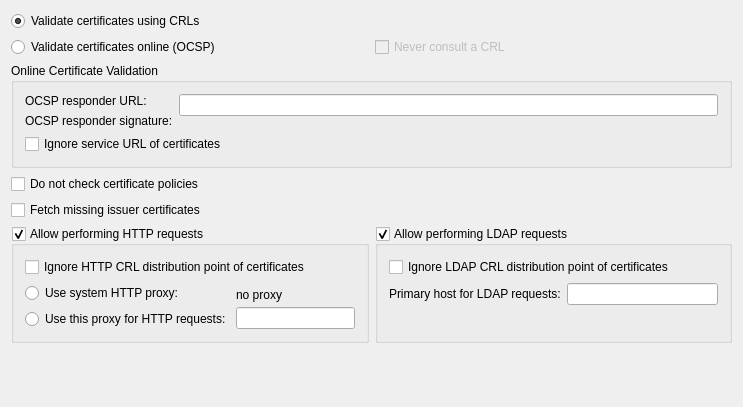
chusopr/kdepim-ktimetracker-akonadi, file kmail/smimeconfiguration.ui: the form before one commit.
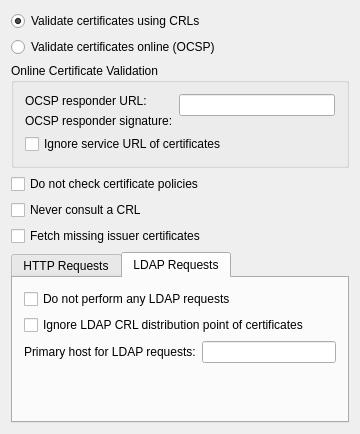
The form after the commit. The open tabs and pages were chosen to show the change. Custom widgets are drawn as their Qt base class.

Commit message: remove my layout work from trunk - those kind of changes shuld be done  in branch first.

```diff
--- a/kmail/smimeconfiguration.ui
+++ b/kmail/smimeconfiguration.ui
@@ -5,8 +5,8 @@
    <rect>
     <x>0</x>
     <y>0</y>
-    <width>743</width>
-    <height>407</height>
+    <width>360</width>
+    <height>434</height>
    </rect>
   </property>
   <layout class="QGridLayout" >
@@ -23,7 +23,17 @@
      </property>
     </widget>
    </item>
-   <item row="3" column="0" >
+   <item row="1" column="0" >
+    <widget class="QRadioButton" name="OCSPRB" >
+     <property name="whatsThis" >
+      <string>If this option is selected, S/MIME certificates are validated online using the Online Certificates Status Protocol (OCSP). Fill in the URL of the OCSP responder below.</string>
+     </property>
+     <property name="text" >
+      <string>Validate certificates online (OCSP)</string>
+     </property>
+    </widget>
+   </item>
+   <item row="2" column="0" >
     <widget class="QGroupBox" name="OCSPGroupBox" >
      <property name="title" >
       <string>Online Certificate Validation</string>
@@ -81,7 +91,7 @@
      </layout>
     </widget>
    </item>
-   <item row="4" column="0" >
+   <item row="3" column="0" >
     <widget class="QCheckBox" name="doNotCheckCertPolicyCB" >
      <property name="whatsThis" >
       <string>By default GnuPG uses the file ~/.gnupg/policies.txt to check if a certificate policy is allowed. If this option is selected, policies are not checked.</string>
@@ -91,7 +101,17 @@
      </property>
     </widget>
    </item>
-   <item row="6" column="0" >
+   <item row="4" column="0" >
+    <widget class="QCheckBox" name="neverConsultCB" >
+     <property name="whatsThis" >
+      <string>If this option is checked, Certificate Revocation Lists are never used to validate S/MIME certificates.</string>
+     </property>
+     <property name="text" >
+      <string>Never consult a CRL</string>
+     </property>
+    </widget>
+   </item>
+   <item row="5" column="0" >
     <widget class="QCheckBox" name="fetchMissingCB" >
      <property name="whatsThis" >
       <string>If this option is checked, missing issuer certificates are fetched when necessary (this applies to both validation methods, CRLs and OCSP)</string>
@@ -101,18 +121,27 @@
      </property>
     </widget>
    </item>
-   <item row="7" column="0" >
-    <layout class="QHBoxLayout" name="horizontalLayout" >
-     <item>
-      <widget class="QGroupBox" name="enableHTTPCB" >
-       <property name="title" >
-        <string>Allow performing HTTP requests</string>
-       </property>
-       <property name="checkable" >
-        <bool>true</bool>
-       </property>
-       <layout class="QVBoxLayout" name="vbLayout" >
-        <item>
+   <item row="6" column="0" >
+    <widget class="KTabWidget" name="requestsTabs" >
+     <property name="currentIndex" >
+      <number>0</number>
+     </property>
+     <widget class="QWidget" name="tabHTTP" >
+      <attribute name="title" >
+       <string>HTTP Requests</string>
+      </attribute>
+      <layout class="QGridLayout" >
+       <item row="0" column="0" >
+        <widget class="QCheckBox" name="disableHTTPCB" >
+         <property name="whatsThis" >
+          <string>Entirely disables the use of HTTP for S/MIME.</string>
+         </property>
+         <property name="text" >
+          <string>Do not perform any HTTP requests</string>
+         </property>
+        </widget>
+       </item>
+       <item row="1" column="0" >
          <widget class="QCheckBox" name="ignoreHTTPDPCB" >
           <property name="whatsThis" >
            <string>When looking for the location of a CRL, the to-be-tested certificate usually contains what are known as "CRL Distribution Point" (DP) entries, which are URLs describing the way to access the URL. The first found DP entry is used.  With this option all entries using the HTTP scheme are ignored when looking for a suitable DP.</string>
@@ -122,11 +151,8 @@
           </property>
          </widget>
         </item>
-        <item>
+       <item row="2" column="0" >
          <layout class="QHBoxLayout" >
-          <property name="spacing" >
-           <number>2</number>
-          </property>
           <item>
            <layout class="QVBoxLayout" >
             <item>
@@ -150,9 +176,6 @@
           </item>
           <item>
            <layout class="QVBoxLayout" >
-            <property name="spacing" >
-             <number>0</number>
-            </property>
             <item>
              <widget class="QLabel" name="systemHTTPProxy" >
               <property name="text" >
@@ -174,40 +197,38 @@
           </item>
          </layout>
         </item>
-        <item>
-         <spacer name="verticalSpacer" >
+       <item row="3" column="0" >
+        <spacer>
           <property name="orientation" >
            <enum>Qt::Vertical</enum>
           </property>
-          <property name="sizeType" >
-           <enum>QSizePolicy::MinimumExpanding</enum>
-          </property>
-          <property name="sizeHint" stdset="0" >
+         <property name="sizeHint" >
            <size>
             <width>20</width>
-            <height>0</height>
+           <height>40</height>
            </size>
           </property>
          </spacer>
         </item>
        </layout>
       </widget>
-     </item>
-     <item>
-      <widget class="QGroupBox" name="enableLDAPCB" >
-       <property name="minimumSize" >
-        <size>
-         <width>0</width>
-         <height>100</height>
-        </size>
-       </property>
-       <property name="title" >
-        <string>Allow performing LDAP requests</string>
-       </property>
-       <property name="checkable" >
-        <bool>true</bool>
-       </property>
+     <widget class="QWidget" name="tabLDAP" >
+      <attribute name="title" >
+       <string>LDAP Requests</string>
+      </attribute>
+      <layout class="QGridLayout" >
+       <item row="0" column="0" >
        <layout class="QVBoxLayout" >
+         <item>
+          <widget class="QCheckBox" name="disableLDAPCB" >
+           <property name="whatsThis" >
+            <string>Entirely disables the use of LDAP for S/MIME.</string>
+           </property>
+           <property name="text" >
+            <string>Do not perform any LDAP requests</string>
+           </property>
+          </widget>
+         </item>
         <item>
          <widget class="QCheckBox" name="ignoreLDAPDPCB" >
           <property name="whatsThis" >
@@ -240,85 +261,45 @@
           </item>
          </layout>
         </item>
-        <item>
-         <spacer name="verticalSpacer_2" >
-          <property name="orientation" >
-           <enum>Qt::Vertical</enum>
-          </property>
-          <property name="sizeType" >
-           <enum>QSizePolicy::MinimumExpanding</enum>
-          </property>
-          <property name="sizeHint" stdset="0" >
-           <size>
-            <width>20</width>
-            <height>0</height>
-           </size>
-          </property>
-         </spacer>
-        </item>
-       </layout>
-      </widget>
-     </item>
-    </layout>
-   </item>
-   <item row="8" column="0" >
-    <spacer name="verticalSpacer_3" >
-     <property name="orientation" >
-      <enum>Qt::Vertical</enum>
-     </property>
-     <property name="sizeType" >
-      <enum>QSizePolicy::Expanding</enum>
-     </property>
-     <property name="sizeHint" stdset="0" >
-      <size>
-       <width>20</width>
-       <height>100</height>
-      </size>
-     </property>
-    </spacer>
+        </layout>
    </item>
    <item row="1" column="0" >
-    <layout class="QHBoxLayout" name="horizontalLayout_2" >
-     <item>
-      <widget class="QRadioButton" name="OCSPRB" >
-       <property name="whatsThis" >
-        <string>If this option is selected, S/MIME certificates are validated online using the Online Certificates Status Protocol (OCSP). Fill in the URL of the OCSP responder below.</string>
-       </property>
-       <property name="text" >
-        <string>Validate certificates online (OCSP)</string>
-       </property>
-      </widget>
-     </item>
-     <item>
-      <widget class="QCheckBox" name="neverConsultCB" >
-       <property name="enabled" >
-        <bool>false</bool>
-       </property>
-       <property name="whatsThis" >
-        <string>If this option is checked, Certificate Revocation Lists are never used to validate S/MIME certificates.</string>
-       </property>
-       <property name="text" >
-        <string>Never consult a CRL</string>
-       </property>
-      </widget>
-     </item>
-    </layout>
+        <spacer>
+         <property name="orientation" >
+          <enum>Qt::Vertical</enum>
+         </property>
+         <property name="sizeHint" >
+          <size>
+           <width>20</width>
+           <height>40</height>
+          </size>
+         </property>
+        </spacer>
+       </item>
+      </layout>
+     </widget>
+    </widget>
    </item>
   </layout>
  </widget>
  <layoutdefault spacing="6" margin="11" />
  <pixmapfunction>qPixmapFromMimeSource</pixmapfunction>
  <customwidgets>
-  <customwidget>
-   <class>KLineEdit</class>
-   <extends>QLineEdit</extends>
-   <header>klineedit.h</header>
-  </customwidget>
   <customwidget>
    <class>Kleo::KeyRequester</class>
    <extends></extends>
    <header location="global" >ui/keyrequester.h</header>
   </customwidget>
+  <customwidget>
+   <class>KLineEdit</class>
+   <extends>QLineEdit</extends>
+   <header>klineedit.h</header>
+  </customwidget>
+  <customwidget>
+   <class>KTabWidget</class>
+   <extends>QTabWidget</extends>
+   <header>ktabwidget.h</header>
+  </customwidget>
  </customwidgets>
  <includes>
   <include location="local" >ui/keyrequester.h</include>
```
Left out of the diff: 92 changed lines with no effect on the pictures. Lines whose indentation alone changed are shown as unchanged. The commit also changes 2 other files.
